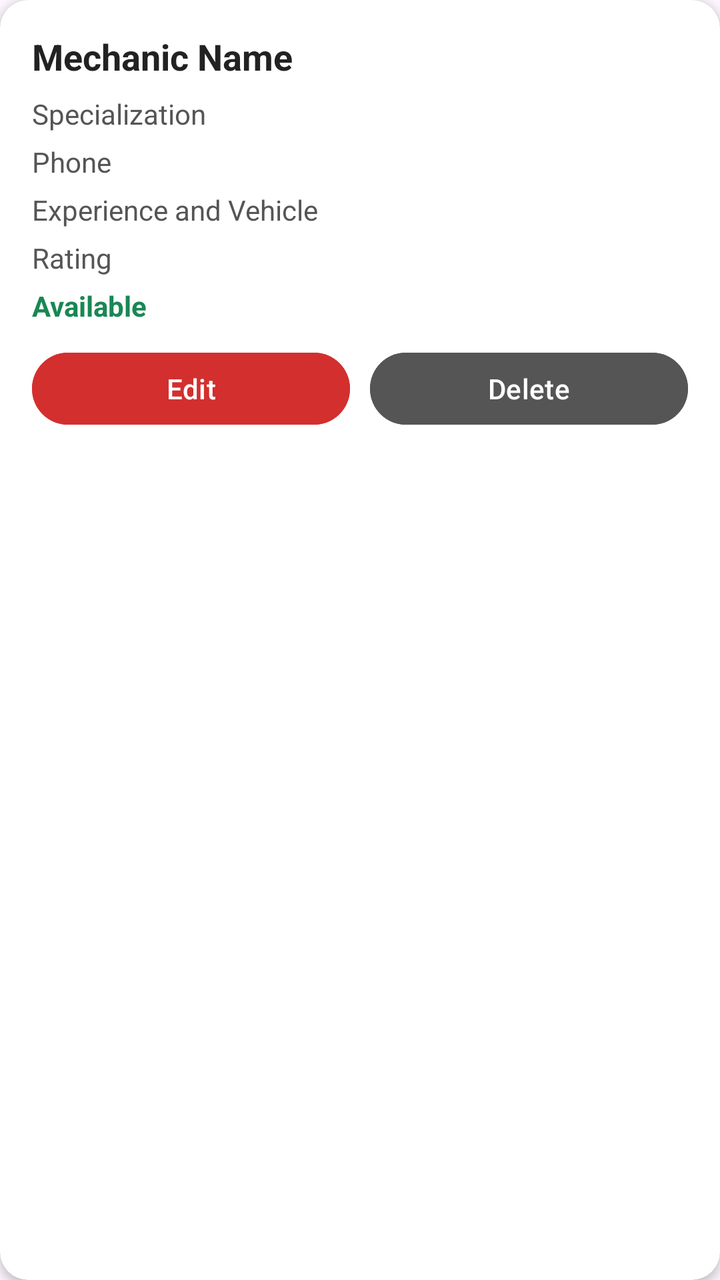
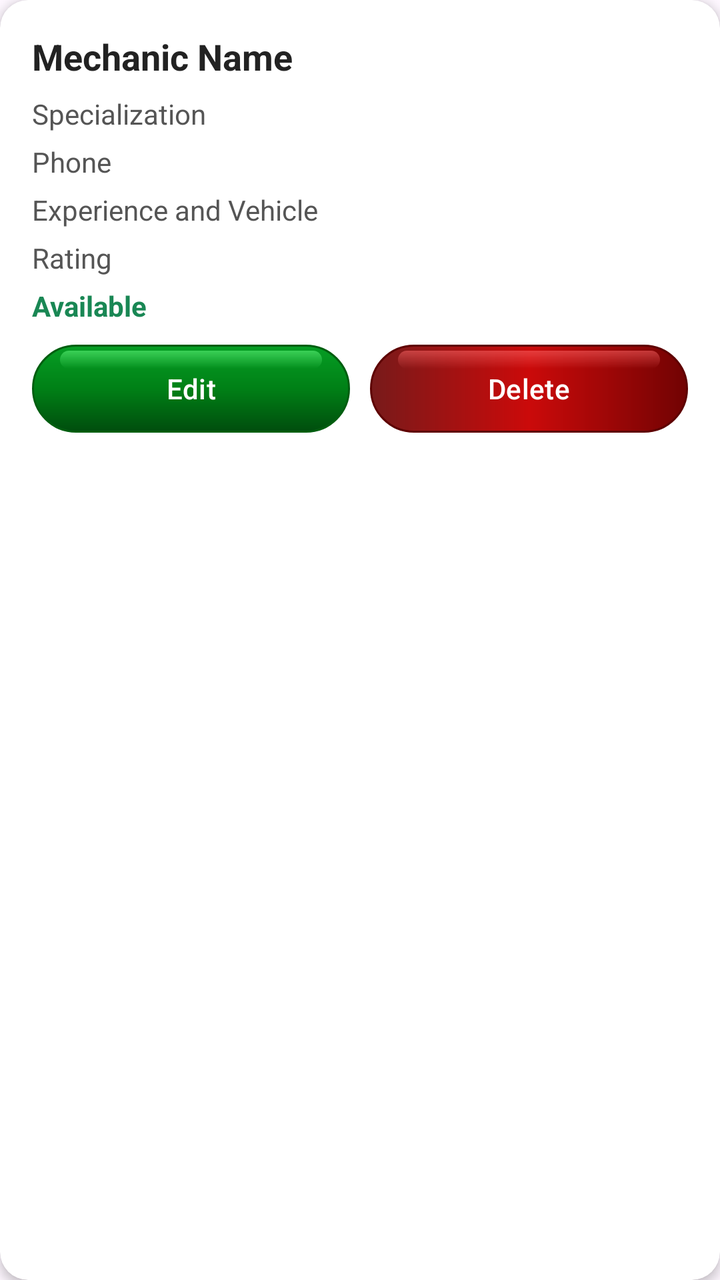

Screens rendered from an Android XML layout before and after an edit, with the pre-edit source and the edit as a unified diff.
<!-- AndroidManifest.xml: application theme Theme.RoadSideAssistance -->
<!-- res/layout/item_admin_mechanic.xml -->
<?xml version="1.0" encoding="utf-8"?>
<androidx.cardview.widget.CardView xmlns:android="http://schemas.android.com/apk/res/android"
    xmlns:app="http://schemas.android.com/apk/res-auto"
    android:layout_width="match_parent"
    android:layout_height="wrap_content"
    android:layout_marginBottom="12dp"
    app:cardBackgroundColor="#FFFFFF"
    app:cardCornerRadius="14dp"
    app:cardElevation="3dp">

    <LinearLayout
        android:layout_width="match_parent"
        android:layout_height="wrap_content"
        android:orientation="vertical"
        android:padding="16dp">

        <TextView
            android:id="@+id/tvAdminMechanicName"
            android:layout_width="match_parent"
            android:layout_height="wrap_content"
            android:text="Mechanic Name"
            android:textColor="#222222"
            android:textSize="18sp"
            android:textStyle="bold" />

        <TextView
            android:id="@+id/tvAdminMechanicSpecialization"
            android:layout_width="match_parent"
            android:layout_height="wrap_content"
            android:layout_marginTop="7dp"
            android:text="Specialization"
            android:textColor="#555555"
            android:textSize="14sp" />

        <TextView
            android:id="@+id/tvAdminMechanicPhone"
            android:layout_width="match_parent"
            android:layout_height="wrap_content"
            android:layout_marginTop="5dp"
            android:text="Phone"
            android:textColor="#555555"
            android:textSize="14sp" />

        <TextView
            android:id="@+id/tvAdminMechanicDetails"
            android:layout_width="match_parent"
            android:layout_height="wrap_content"
            android:layout_marginTop="5dp"
            android:text="Experience and Vehicle"
            android:textColor="#555555"
            android:textSize="14sp" />

        <TextView
            android:id="@+id/tvAdminMechanicRating"
            android:layout_width="match_parent"
            android:layout_height="wrap_content"
            android:layout_marginTop="5dp"
            android:text="Rating"
            android:textColor="#555555"
            android:textSize="14sp" />

        <TextView
            android:id="@+id/tvAdminMechanicAvailability"
            android:layout_width="match_parent"
            android:layout_height="wrap_content"
            android:layout_marginTop="5dp"
            android:text="Available"
            android:textColor="#198754"
            android:textSize="14sp"
            android:textStyle="bold" />

        <LinearLayout
            android:layout_width="match_parent"
            android:layout_height="wrap_content"
            android:layout_marginTop="10dp"
            android:orientation="horizontal">

            <Button
                android:id="@+id/btnEditMechanic"
                android:layout_width="0dp"
                android:layout_height="44dp"
                android:layout_weight="1"
                android:backgroundTint="#D32F2F"
                android:text="Edit"
                android:textAllCaps="false"
                android:textColor="#FFFFFF" />

            <Button
                android:id="@+id/btnDeleteMechanic"
                android:layout_width="0dp"
                android:layout_height="44dp"
                android:layout_marginStart="10dp"
                android:layout_weight="1"
                android:backgroundTint="#555555"
                android:text="Delete"
                android:textAllCaps="false"
                android:textColor="#FFFFFF" />

        </LinearLayout>

    </LinearLayout>

</androidx.cardview.widget.CardView>
<!-- resources referenced by this layout -->
<resources>
  <style name="Theme.RoadSideAssistance" parent="Base.Theme.RoadSideAssistance" />
  <style name="Base.Theme.RoadSideAssistance" parent="Theme.Material3.DayNight.NoActionBar">
  
          <item name="colorPrimary">#14F500</item>
          <item name="colorSecondary">#14F500</item>
          <item name="colorControlActivated">#14F500</item>
  
      </style>
</resources>

<!-- the commit's change to res/layout/item_admin_mechanic.xml (unified diff, before → after) -->
@@ -4,6 +4,7 @@
     android:layout_width="match_parent"
     android:layout_height="wrap_content"
     android:layout_marginBottom="12dp"
+    android:fitsSystemWindows="true"
     app:cardBackgroundColor="#FFFFFF"
     app:cardCornerRadius="14dp"
     app:cardElevation="3dp">
@@ -80,7 +81,8 @@
                 android:layout_width="0dp"
                 android:layout_height="44dp"
                 android:layout_weight="1"
-                android:backgroundTint="#D32F2F"
+                app:backgroundTint="@null"
+                android:background="@drawable/bg_login_btn"
                 android:text="Edit"
                 android:textAllCaps="false"
                 android:textColor="#FFFFFF" />
@@ -91,7 +93,8 @@
                 android:layout_height="44dp"
                 android:layout_marginStart="10dp"
                 android:layout_weight="1"
-                android:backgroundTint="#555555"
+                app:backgroundTint="@null"
+                android:background="@drawable/bg_signup_btn"
                 android:text="Delete"
                 android:textAllCaps="false"
                 android:textColor="#FFFFFF" />
<!-- resource entries referenced after the edit -->
@@ -1,5 +1,205 @@
 <!-- resources referenced by this layout -->
 <resources>
+  <!-- drawable bg_login_btn (drawable) -->
+  <?xml version="1.0" encoding="utf-8"?>
+  <layer-list xmlns:android="http://schemas.android.com/apk/res/android">
+  
+      
+      <item>
+          <shape android:shape="rectangle">
+              <corners android:radius="100dp" />
+              <gradient
+                  android:angle="270"
+                  android:startColor="#069E24"
+                  android:centerColor="#008016"
+                  android:endColor="#004D0D" />
+              <stroke
+                  android:width="1dp"
+                  android:color="#005E10" />
+          </shape>
+      </item>
+  
+      
+      <item
+          android:top="6dp"
+          android:bottom="6dp"
+          android:left="6dp"
+          android:right="6dp">
+          <shape android:shape="rectangle">
+              <corners android:radius="100dp" />
+              <stroke
+                  android:width="0dp"
+                  android:color="#4088FF9E" />
+          </shape>
+      </item>
+  
+      
+      <item
+          android:top="3dp"
+          android:bottom="32dp"
+          android:left="14dp"
+          android:right="14dp">
+          <shape android:shape="rectangle">
+              <corners android:radius="100dp" />
+              <gradient
+                  android:angle="270"
+                  android:startColor="#8569FF85"
+                  android:endColor="#0069FF85" />
+          </shape>
+      </item>
+  
+  </layer-list>
+  
+  
+  
+  
+  
+  
+  
+  
+  
+  
+  
+  
+  
+  
+  
+  
+  
+  
+  
+  
+  
+  
+  
+  
+  
+  
+  
+  
+  
+      
+  
+  
+  
+  
+  
+  
+  
+  
+  
+  
+  
+  
+  
+  
+  
+  
+  
+  
+  
+  
+  
+  
+  
+  
+  
+  
+  
+  
+  
+  
+  
+  
+  
+  
+  
+  
+  
+  <!-- drawable bg_signup_btn (drawable) -->
+  <?xml version="1.0" encoding="utf-8"?>
+  <layer-list xmlns:android="http://schemas.android.com/apk/res/android">
+  
+      
+      <item>
+          <shape android:shape="rectangle">
+              <corners android:radius="100dp" />
+              <gradient
+                  android:angle="0"
+                  android:type="linear"
+                  android:startColor="#771A1A"
+                  android:centerColor="#CB0A0A"
+                  android:endColor="#710303" />
+              <stroke
+                  android:width="1dp"
+                  android:color="#5E0000" />
+          </shape>
+      </item>
+  
+      
+      <item
+          android:top="6dp"
+          android:bottom="6dp"
+          android:left="6dp"
+          android:right="6dp">
+          <shape android:shape="rectangle">
+              <corners android:radius="100dp" />
+              <stroke
+                  android:width="0dp"
+                  android:color="#40FF8888" />
+          </shape>
+      </item>
+  
+      
+      <item
+          android:top="3dp"
+          android:bottom="32dp"
+          android:left="14dp"
+          android:right="14dp">
+          <shape android:shape="rectangle">
+              <corners android:radius="100dp" />
+              <gradient
+                  android:angle="270"
+                  android:startColor="#85FF6969"
+                  android:endColor="#00FF6969" />
+          </shape>
+      </item>
+  
+  </layer-list>
+  
+  
+  
+  
+  
+  
+  
+  
+  
+  
+  
+  
+  
+  
+  
+  
+  
+  
+  
+  
+  
+  
+  
+  
+  
+  
+  
+  
+  
+  
+  
+  
+  
+  
   <style name="Theme.RoadSideAssistance" parent="Base.Theme.RoadSideAssistance" />
   <style name="Base.Theme.RoadSideAssistance" parent="Theme.Material3.DayNight.NoActionBar">
   
